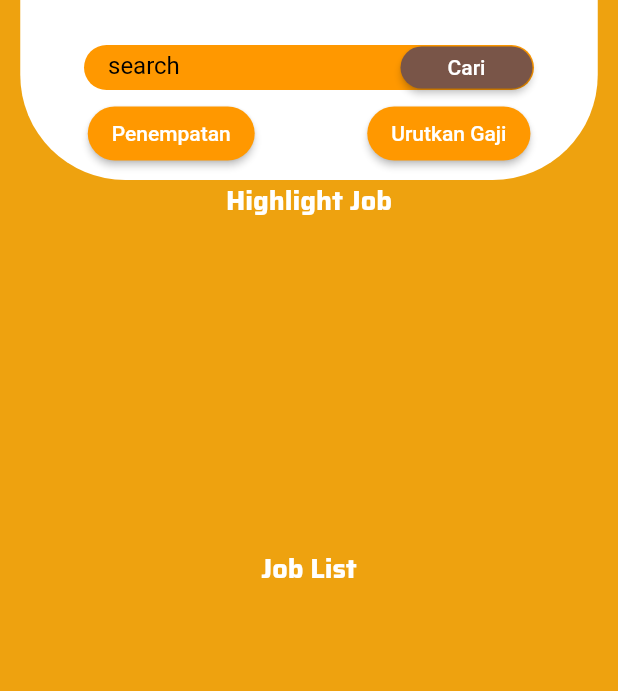
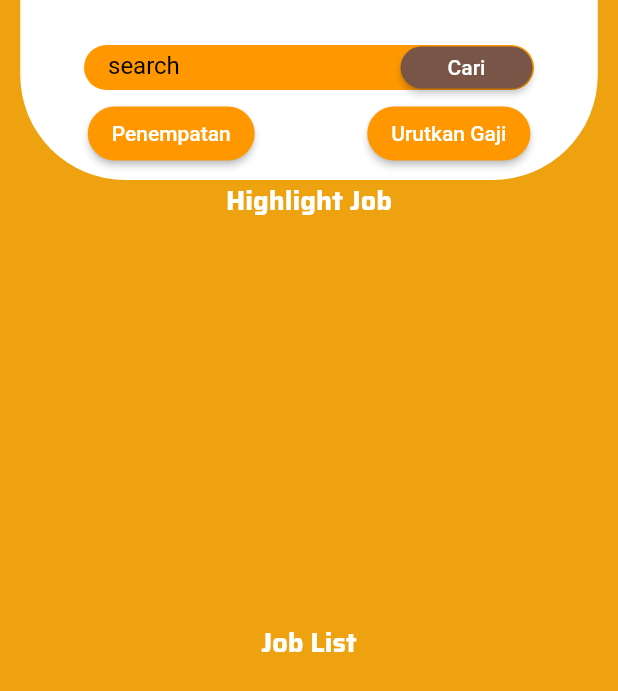
Before and after one commit to Xzellize90/CariKerja, a Flutter app: the ExplorePage screen opened directly, on a phone screen of 412 x 824 dp. Shown: the top 691 px of the screen. Run offline on Flutter 3.47's test engine with Material 2 defaults, Android fonts, the phone set to English and light mode, and no system bars; our stand-ins replace cloud_firestore, equatable, firebase_auth, firebase_core, firebase_storage, flutter_spinkit and 3 more; accounts and stored records are empty.

Commit message:
final push
hore selesai

```diff
--- a/lib/ui/pages/Aexplore_page.dart
+++ b/lib/ui/pages/Aexplore_page.dart
@@ -144,10 +144,10 @@ class _ExplorePageState extends State<ExplorePage> {
             ),
           ),
           Flexible(
-              flex: 3,
+              flex: 2,
               child: Container(
                 margin: EdgeInsets.only(left: 25, right: 25),
-                height: 200,
+                height: double.infinity,
                 child: Container(
                   width: double.infinity,
                   height: double.infinity,
@@ -209,7 +209,7 @@ class _ExplorePageState extends State<ExplorePage> {
               flex: 3,
               child: Container(
                 margin: EdgeInsets.only(left: 25, right: 25),
-                height: 200,
+                height: double.infinity,
                 child: Container(
                   width: double.infinity,
                   height: double.infinity,
```
Also changed, not shown: lib/ui/pages/Cadd_page.dart (+3 -4 lines).
